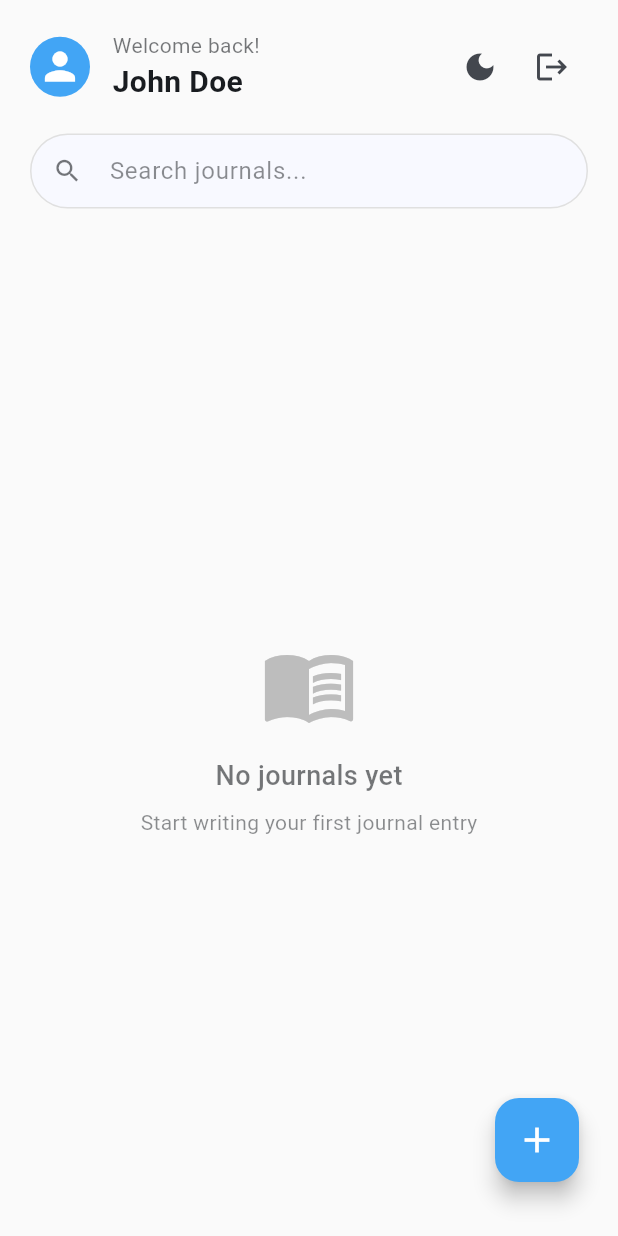
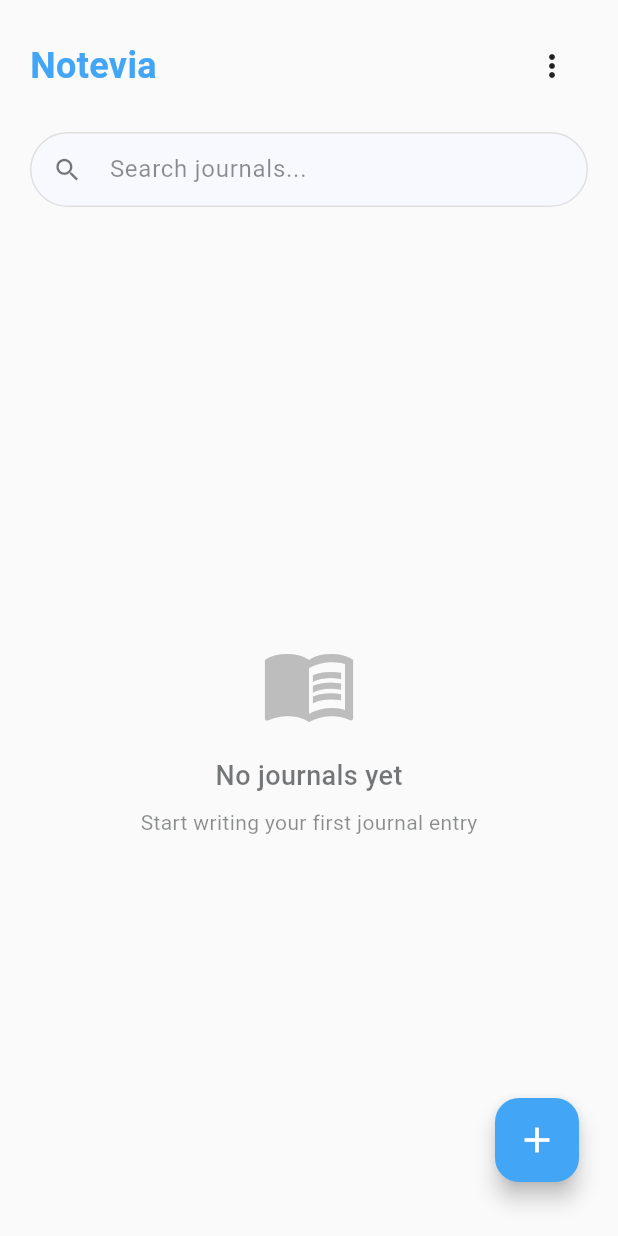
Before and after one commit to AbdulRahman395/notevia-mobile-app, a Flutter app: the HomePage screen opened by its route, on a phone screen of 412 x 824 dp. Run offline on Flutter 3.47's test engine with Material 3 defaults, Android fonts, the phone set to English and light mode, and no system bars; our stand-ins replace flutter_html, image_picker, permission_handler, pin_code_fields, shared_preferences, table_calendar; accounts and stored records are empty; network calls fail.

Commit message:
- Change the Header

```diff
--- a/lib/pages/home_page.dart
+++ b/lib/pages/home_page.dart
@@ -1,9 +1,7 @@
 import 'package:flutter/material.dart';
-import 'package:flutter_html/flutter_html.dart';
 import 'dart:async';
 import '../services/api_service.dart';
 import '../services/token_service.dart';
-import '../services/theme_service.dart';
 import '../widgets/full_screen_image_viewer.dart';
 
 class HomePage extends StatefulWidget {
@@ -15,11 +13,9 @@ class HomePage extends StatefulWidget {
 
 class _HomePageState extends State<HomePage> with WidgetsBindingObserver {
   List<dynamic> _journals = [];
-  Map<String, dynamic>? _profile;
   bool _isLoading = true;
   bool _hasError = false;
   String _errorMessage = '';
-  final ThemeService _themeService = ThemeService();
   final FocusNode _searchFocusNode = FocusNode();
   final TextEditingController _searchController = TextEditingController();
   String _searchQuery = '';
@@ -35,25 +31,16 @@ class _HomePageState extends State<HomePage> with WidgetsBindingObserver {
   void initState() {
     super.initState();
     WidgetsBinding.instance.addObserver(this);
-    _themeService.loadTheme();
-    _themeService.addListener(_onThemeChanged);
     _fetchData();
   }
 
   @override
   void dispose() {
     WidgetsBinding.instance.removeObserver(this);
-    _themeService.removeListener(_onThemeChanged);
     _searchFocusNode.dispose();
     _searchController.dispose();
     _searchDebounce?.cancel();
     super.dispose();
-  }
-
-  void _onThemeChanged() {
-    if (mounted) {
-      setState(() {});
-    }
   }
 
   void _onSearchChanged(String query) {
@@ -105,7 +92,6 @@ class _HomePageState extends State<HomePage> with WidgetsBindingObserver {
         limit: _itemsPerPage,
         search: search,
       );
-      final profileResult = await ApiService.getProfile(token);
 
       if (mounted) {
         setState(() {
@@ -127,23 +113,6 @@ class _HomePageState extends State<HomePage> with WidgetsBindingObserver {
             );
             print('Journals count: ${_journals.length}');
           } else if (journalsResult['requires_auth_redirect'] == true) {
-            // Handle 401 - redirect to PIN verification with auth token
-            () async {
-              final authToken = await TokenService.getAuthToken();
-              if (authToken != null && mounted) {
-                Navigator.of(context).pushNamedAndRemoveUntil(
-                  '/pin-verification',
-                  (Route<dynamic> route) => false,
-                  arguments: authToken,
-                );
-              }
-            }();
-            return;
-          }
-
-          if (profileResult['success']) {
-            _profile = profileResult['data'];
-          } else if (profileResult['requires_auth_redirect'] == true) {
             // Handle 401 - redirect to PIN verification with auth token
             () async {
               final authToken = await TokenService.getAuthToken();
@@ -210,68 +179,49 @@ class _HomePageState extends State<HomePage> with WidgetsBindingObserver {
       body: SafeArea(
         child: Column(
           children: [
-            // Profile Header
+            // App Header
             Container(
               padding: const EdgeInsets.all(20.0),
               child: Row(
                 children: [
-                  CircleAvatar(
-                    radius: 20,
-                    backgroundColor: Colors.blue[400],
-                    backgroundImage: _profile?['profile_picture'] != null
-                        ? NetworkImage(_profile!['profile_picture'])
-                        : null,
-                    child: _profile?['profile_picture'] == null
-                        ? const Icon(
-                            Icons.person,
-                            size: 30,
-                            color: Colors.white,
-                          )
-                        : null,
-                  ),
-                  const SizedBox(width: 15),
-                  Expanded(
-                    child: Column(
-                      crossAxisAlignment: CrossAxisAlignment.start,
-                      children: [
-                        Text(
-                          'Welcome back!',
-                          style: TextStyle(
-                            fontSize: 14,
-                            color: Theme.of(
-                              context,
-                            ).colorScheme.onSurface.withOpacity(0.6),
-                          ),
-                        ),
-                        Text(
-                          '${_profile?['first_name'] ?? 'John'} ${_profile?['last_name'] ?? 'Doe'}',
-                          style: const TextStyle(
-                            fontSize: 20,
-                            fontWeight: FontWeight.bold,
-                          ),
-                        ),
-                      ],
+                  Text(
+                    'Notevia',
+                    style: TextStyle(
+                      fontSize: 24,
+                      fontWeight: FontWeight.bold,
+                      color: Colors.blue[400],
                     ),
                   ),
-                  const SizedBox(width: 8),
-                  IconButton(
-                    onPressed: () async {
-                      await _themeService.toggleTheme();
-                    },
-                    icon: Icon(
-                      _themeService.isDarkMode
-                          ? Icons.light_mode
-                          : Icons.dark_mode,
+                  const Spacer(),
+                  PopupMenuButton<String>(
+                    icon: const Icon(Icons.more_vert),
+                    position: PopupMenuPosition.under,
+                    elevation: 3.0,
+                    shape: RoundedRectangleBorder(
+                      borderRadius: BorderRadius.circular(8),
                     ),
-                  ),
-                  IconButton(
-                    onPressed: () async {
-                      await TokenService.clearTokens();
-                      if (mounted) {
-                        Navigator.of(context).pushReplacementNamed('/signin');
+                    constraints: const BoxConstraints(minWidth: 160),
+                    onSelected: (String value) {
+                      if (value == 'logout') {
+                        TokenService.clearTokens().then((_) {
+                          if (mounted) {
+                            Navigator.of(
+                              context,
+                            ).pushReplacementNamed('/signin');
+                          }
+                        });
                       }
                     },
-                    icon: const Icon(Icons.logout),
+                    itemBuilder: (BuildContext context) => [
+                      const PopupMenuItem<String>(
+                        value: 'settings',
+                        child: Text('Settings'),
+                      ),
+                      const PopupMenuItem<String>(
+                        value: 'logout',
+                        child: Text('Logout'),
+                      ),
+                    ],
                   ),
                 ],
               ),
```
